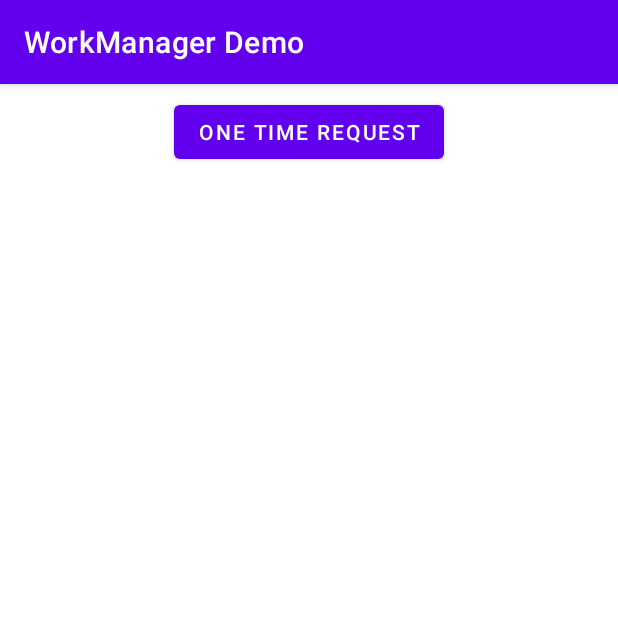
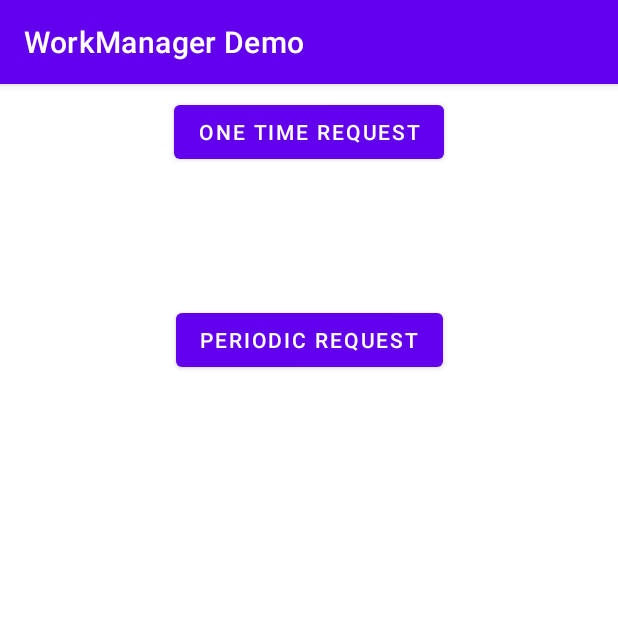
Before and after one commit to ThiagoABaptista/Complete-Android-11-Jetpack-Masterclass, an Android app: the screen it shows after launch (MainActivity), on a phone screen of 412 x 824 dp, the top half of it. Run offline under Robolectric (Android 15) with nearby library versions, the phone set to English and light mode, and no system bars.

Commit message:
WorkManager Demo - Parte 2
Continuação da demo de WorkManager. Foi adicionado um botão que ativa um request periódico, ele mostra uma mensagem com a data e o horário atual no Logcat e repete ela em intervalos de 15 minutos.

```diff
--- a/WorkManagerDemo/app/src/main/res/layout/activity_main.xml
+++ b/WorkManagerDemo/app/src/main/res/layout/activity_main.xml
@@ -32,5 +32,16 @@
         app:layout_constraintTop_toBottomOf="@+id/btnOneTimeRequest"
         tools:text="One Time Request Work Status"
         />
-
+    <Button
+        android:id="@+id/btnPeriodicRequest"
+        android:layout_width="wrap_content"
+        android:layout_height="wrap_content"
+        android:layout_marginStart="8dp"
+        android:layout_marginEnd="8dp"
+        android:layout_marginTop="50dp"
+        android:text="Periodic Request"
+        app:layout_constraintEnd_toEndOf="parent"
+        app:layout_constraintStart_toStartOf="parent"
+        app:layout_constraintTop_toBottomOf="@+id/tvOneTimeRequest"
+    />
 </androidx.constraintlayout.widget.ConstraintLayout>
```
Also changed, not shown: WorkManagerDemo/app/src/main/java/com/example/workmanagerdemo/MainActivity.kt (+19 -0 lines), WorkManagerDemo/app/src/main/java/com/example/workmanagerdemo/PeriodicRequestWorker.kt (added, +32 -0 lines).
